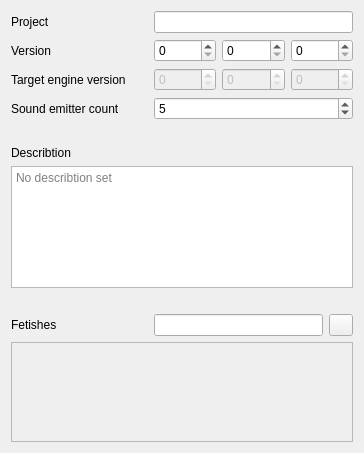
Before: the Qt Designer form src/Editor/EditorProjectSettingsWidget.ui in RemotelyChaotic/JOIPEngine, drawn with Qt 5.
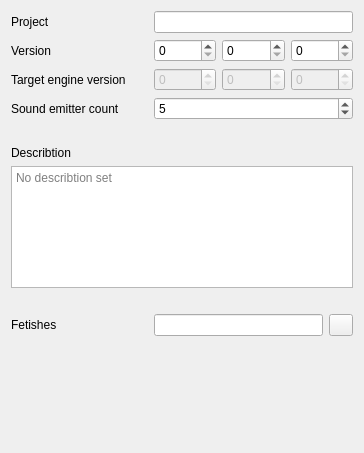
After: the same form once the commit is applied.

Commit message: Bugfix in Flowlayout centering & default Style update of tags

The edit to the form file:
```diff
--- a/src/Editor/EditorProjectSettingsWidget.ui
+++ b/src/Editor/EditorProjectSettingsWidget.ui
@@ -185,10 +185,13 @@
           </size>
          </property>
          <property name="frameShape">
-          <enum>QFrame::StyledPanel</enum>
+          <enum>QFrame::NoFrame</enum>
          </property>
          <property name="frameShadow">
-          <enum>QFrame::Sunken</enum>
+          <enum>QFrame::Plain</enum>
+         </property>
+         <property name="lineWidth">
+          <number>0</number>
          </property>
         </widget>
        </item>
```
The commit also changes 1 other file.
